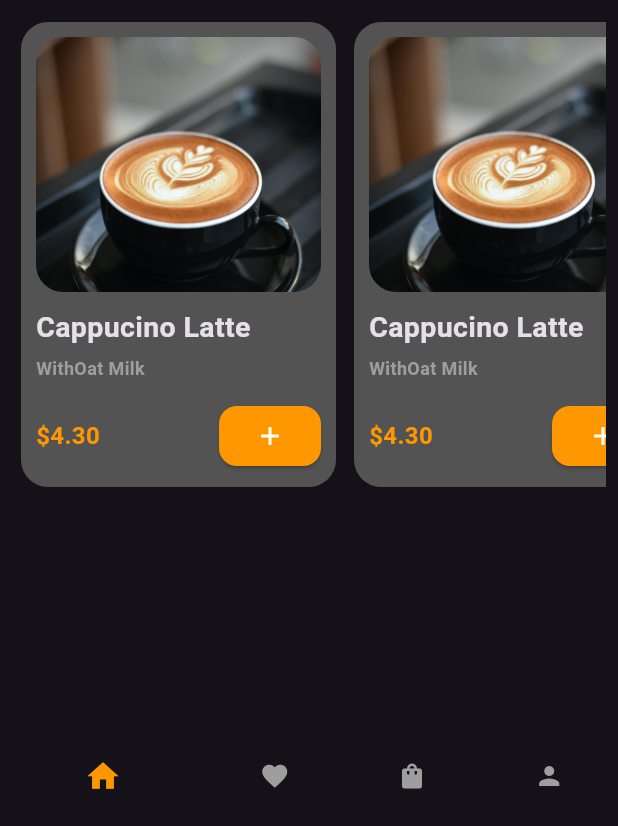
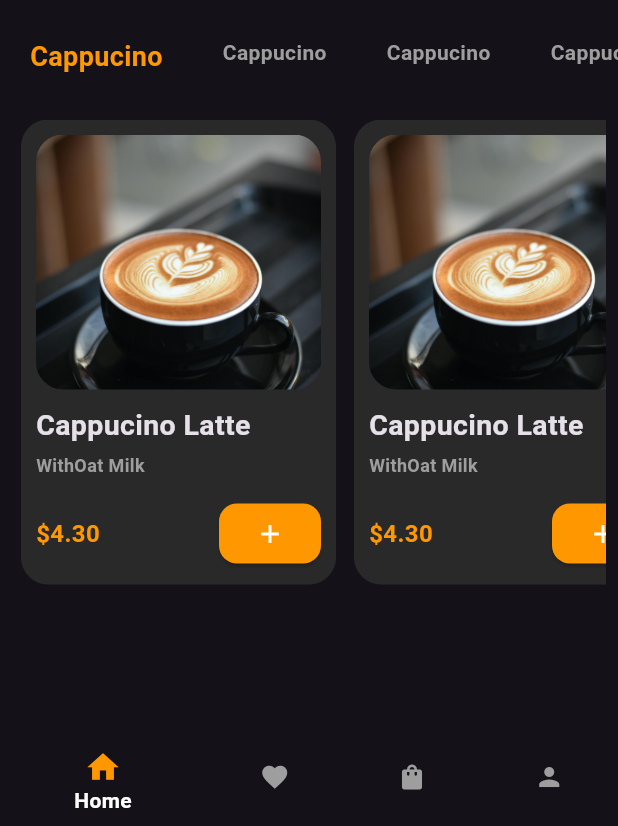
Before and after one commit to ankithshetty17/Cofee-UI, a Flutter app: the screen it shows after launch, on a phone screen of 412 x 824 dp, the part 410-1236 px from its top. Run offline on Flutter 3.47's test engine with Material 3 defaults, Android fonts, the phone set to English and light mode, and no system bars.

```diff
--- a/lib/pages/home_page.dart
+++ b/lib/pages/home_page.dart
@@ -1,5 +1,6 @@
 import 'package:cofee/models/product.dart';
 import 'package:cofee/widgets/cofee_view.dart';
+import 'package:cofee/widgets/cofeeview_text.dart';
 import 'package:cofee/widgets/custom_icon.dart';
 import 'package:flutter/material.dart';
 
@@ -94,7 +95,26 @@ class _HomePageState extends State<HomePage> {
           ),
         ),
         ),
-        SizedBox(height: 15,),
+        SizedBox(height: 25,),
+        Container(
+          height: 30,
+          child:
+        ListView(
+        scrollDirection: Axis.horizontal,
+        children: [
+          CofeeviewText(text: 'Cappucino',selected: true,),
+          CofeeviewText(text: 'Cappucino',selected: false,),
+          CofeeviewText(text: 'Cappucino',selected: false,),
+          CofeeviewText(text: 'Cappucino',selected: false,),
+          CofeeviewText(text: 'Cappucino',selected: false,),
+          CofeeviewText(text: 'Cappucino',selected: false,),
+          CofeeviewText(text: 'Cappucino',selected: false,),
+          CofeeviewText(text: 'Cappucino',selected: false,),
+          CofeeviewText(text: 'Cappucino',selected: false,),
+        ],
+        ),
+        ),
+         SizedBox(height: 25),
         SizedBox(height:310,
         child:Padding(padding: EdgeInsets.symmetric(horizontal:8),
         child:
--- a/lib/widgets/bottom_navigation.dart
+++ b/lib/widgets/bottom_navigation.dart
@@ -33,25 +33,27 @@ bottomNavigationBar: BottomNavigationBar(
       onTap: _onTapped,
       selectedIconTheme: const IconThemeData(color: Colors.orange,size: 25),
       unselectedIconTheme:const  IconThemeData(color: Colors.grey,size: 20),
-      showSelectedLabels: false,
+      selectedLabelStyle: TextStyle(color:Colors.white,fontWeight: FontWeight.bold),
+      selectedItemColor: Colors.white,
+      showSelectedLabels: true,
       showUnselectedLabels: false,
       items: const [
         BottomNavigationBarItem(
           icon: Icon(Icons.home,),
-          label:''
+          label:'Home'
 
         ),
          BottomNavigationBarItem(
           icon: Icon(Icons.favorite,),
-           label:''
+           label:'Favourite'
         ),
          BottomNavigationBarItem(
           icon: Icon(Icons.shopping_bag),
-           label:''
+           label:'Cart'
         ),
          BottomNavigationBarItem(
           icon: Icon(Icons.person),
-          label:''
+          label:'Profile'
         ),
       ]
      ),
--- a/lib/widgets/cofee_view.dart
+++ b/lib/widgets/cofee_view.dart
@@ -11,7 +11,7 @@ class CofeeView extends StatelessWidget {
       width: 210,
       decoration: BoxDecoration(
         borderRadius: BorderRadius.circular(18),
-        color: Color.fromARGB(255, 83, 83, 83),
+        color:Color.fromARGB(255, 41, 41, 41),
       ),
       margin: EdgeInsets.symmetric(horizontal: 6),
       padding: EdgeInsets.all(10),
--- /dev/null
+++ b/lib/widgets/cofeeview_text.dart
@@ -0,0 +1,18 @@
+import 'package:flutter/material.dart';
+
+class CofeeviewText extends StatelessWidget {
+  final String text;
+  final bool selected;
+  const CofeeviewText({super.key,required this.text,required this.selected});
+
+  @override
+  Widget build(BuildContext context) {
+    return Padding(padding: EdgeInsets.symmetric(horizontal: 20),
+    child:
+    Text(
+      text,
+      style: TextStyle(fontWeight: FontWeight.bold,fontSize: selected?18:14,color: selected?Colors.orange:Colors.grey),
+    ),
+    );
+  }
+}
```
